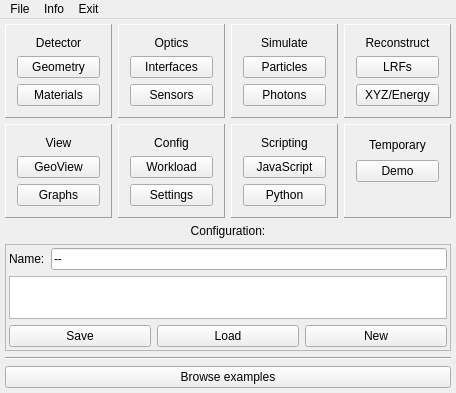
The window that ants3bundle/src/ants3/gui/mainwindow.ui (andrmor/ANTS3bundle) describes before a commit, drawn with Qt 5.
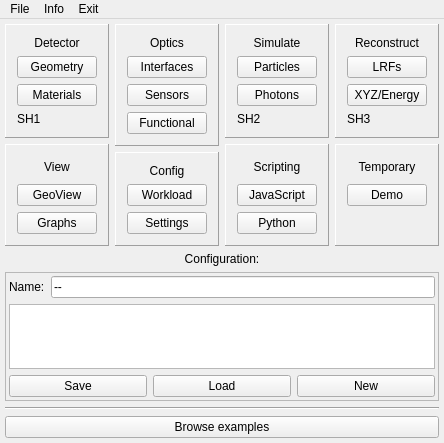
The same window after the commit. Icons and pictures are not drawn.

The edit to the form file:
```diff
--- a/ants3bundle/src/ants3/gui/mainwindow.ui
+++ b/ants3bundle/src/ants3/gui/mainwindow.ui
@@ -6,8 +6,8 @@
    <rect>
     <x>0</x>
     <y>0</y>
-    <width>456</width>
-    <height>393</height>
+    <width>430</width>
+    <height>443</height>
    </rect>
   </property>
   <property name="windowTitle">
@@ -80,6 +80,13 @@
              </property>
             </widget>
            </item>
+           <item>
+            <widget class="QLabel" name="lSpaceHolder1">
+             <property name="text">
+              <string>SH1</string>
+             </property>
+            </widget>
+           </item>
           </layout>
          </widget>
         </item>
@@ -180,6 +187,16 @@
              </property>
             </widget>
            </item>
+           <item>
+            <widget class="QPushButton" name="pbFunctionalModels">
+             <property name="contextMenuPolicy">
+              <enum>Qt::CustomContextMenu</enum>
+             </property>
+             <property name="text">
+              <string>Functional</string>
+             </property>
+            </widget>
+           </item>
           </layout>
          </widget>
         </item>
@@ -280,6 +297,13 @@
              </property>
             </widget>
            </item>
+           <item>
+            <widget class="QLabel" name="lSpaceHolder2">
+             <property name="text">
+              <string>SH2</string>
+             </property>
+            </widget>
+           </item>
           </layout>
          </widget>
         </item>
@@ -380,6 +404,13 @@
              </property>
             </widget>
            </item>
+           <item>
+            <widget class="QLabel" name="lSpaceHolder3">
+             <property name="text">
+              <string>SH3</string>
+             </property>
+            </widget>
+           </item>
           </layout>
          </widget>
         </item>
@@ -542,7 +573,7 @@
     <rect>
      <x>0</x>
      <y>0</y>
-     <width>456</width>
+     <width>430</width>
      <height>21</height>
     </rect>
    </property>
```
Left out of the diff: 6 changed lines with no effect on the pictures.
